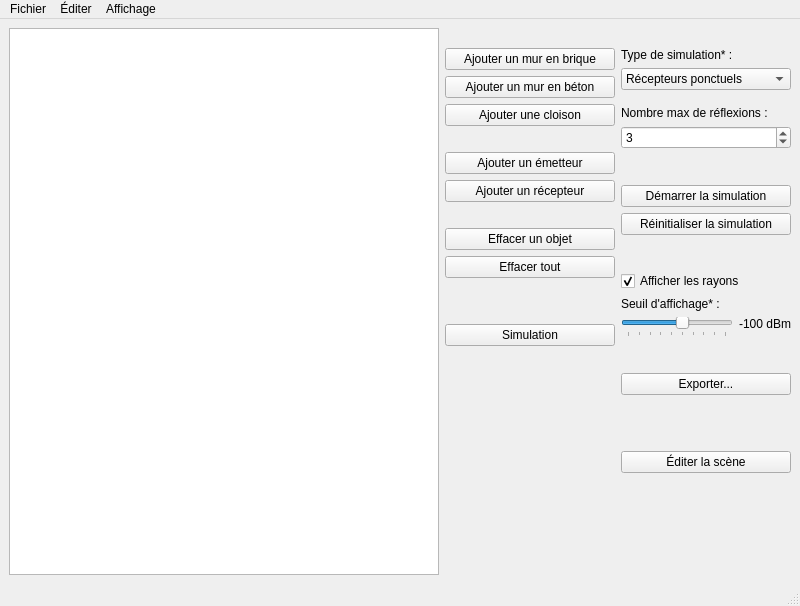
The window that mainwindow.ui (mathphi/TelecomPhysics_ProjectBA3) describes before a commit, drawn with Qt 5.
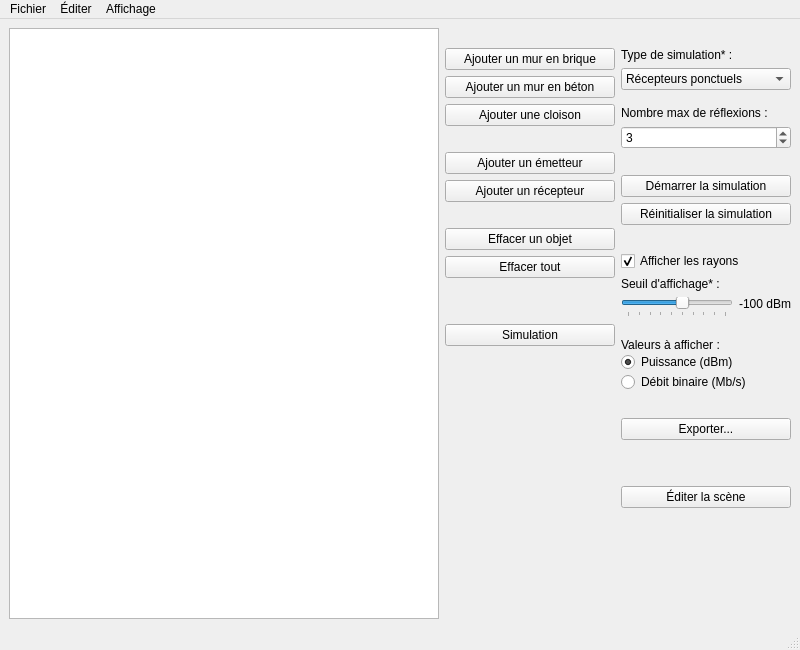
The same window after the commit. Icons and pictures are not drawn.

Commit message: Added UI component + RGB test range

Diff of the .ui file:
```diff
--- a/mainwindow.ui
+++ b/mainwindow.ui
@@ -7,7 +7,7 @@
     <x>0</x>
     <y>0</y>
     <width>800</width>
-    <height>606</height>
+    <height>650</height>
    </rect>
   </property>
   <property name="minimumSize">
@@ -199,7 +199,7 @@
          <property name="sizeHint" stdset="0">
           <size>
            <width>170</width>
-           <height>20</height>
+           <height>10</height>
           </size>
          </property>
         </spacer>
@@ -324,7 +324,7 @@
          <property name="sizeHint" stdset="0">
           <size>
            <width>20</width>
-           <height>30</height>
+           <height>20</height>
           </size>
          </property>
         </spacer>
@@ -354,7 +354,7 @@
          <property name="sizeHint" stdset="0">
           <size>
            <width>20</width>
-           <height>30</height>
+           <height>20</height>
           </size>
          </property>
         </spacer>
@@ -436,6 +436,53 @@
          </item>
         </layout>
        </item>
+       <item>
+        <spacer name="verticalSpacer_13">
+         <property name="orientation">
+          <enum>Qt::Vertical</enum>
+         </property>
+         <property name="sizeType">
+          <enum>QSizePolicy::Fixed</enum>
+         </property>
+         <property name="sizeHint" stdset="0">
+          <size>
+           <width>20</width>
+           <height>15</height>
+          </size>
+         </property>
+        </spacer>
+       </item>
+       <item>
+        <layout class="QVBoxLayout" name="verticalLayout_3">
+         <property name="spacing">
+          <number>0</number>
+         </property>
+         <item>
+          <widget class="QLabel" name="label_3">
+           <property name="text">
+            <string>Valeurs à afficher :</string>
+           </property>
+          </widget>
+         </item>
+         <item>
+          <widget class="QRadioButton" name="radioButton">
+           <property name="text">
+            <string>Puissance (dBm)</string>
+           </property>
+           <property name="checked">
+            <bool>true</bool>
+           </property>
+          </widget>
+         </item>
+         <item>
+          <widget class="QRadioButton" name="radioButton_2">
+           <property name="text">
+            <string>Débit binaire (Mb/s)</string>
+           </property>
+          </widget>
+         </item>
+        </layout>
+       </item>
        <item>
         <spacer name="verticalSpacer_11">
          <property name="orientation">
@@ -447,7 +494,7 @@
          <property name="sizeHint" stdset="0">
           <size>
            <width>20</width>
-           <height>30</height>
+           <height>20</height>
           </size>
          </property>
         </spacer>
@@ -470,7 +517,7 @@
          <property name="sizeHint" stdset="0">
           <size>
            <width>20</width>
-           <height>50</height>
+           <height>40</height>
           </size>
          </property>
         </spacer>
@@ -512,7 +559,7 @@
          <property name="sizeHint" stdset="0">
           <size>
            <width>170</width>
-           <height>20</height>
+           <height>10</height>
           </size>
          </property>
         </spacer>
```
The commit also changes 5 other files.
